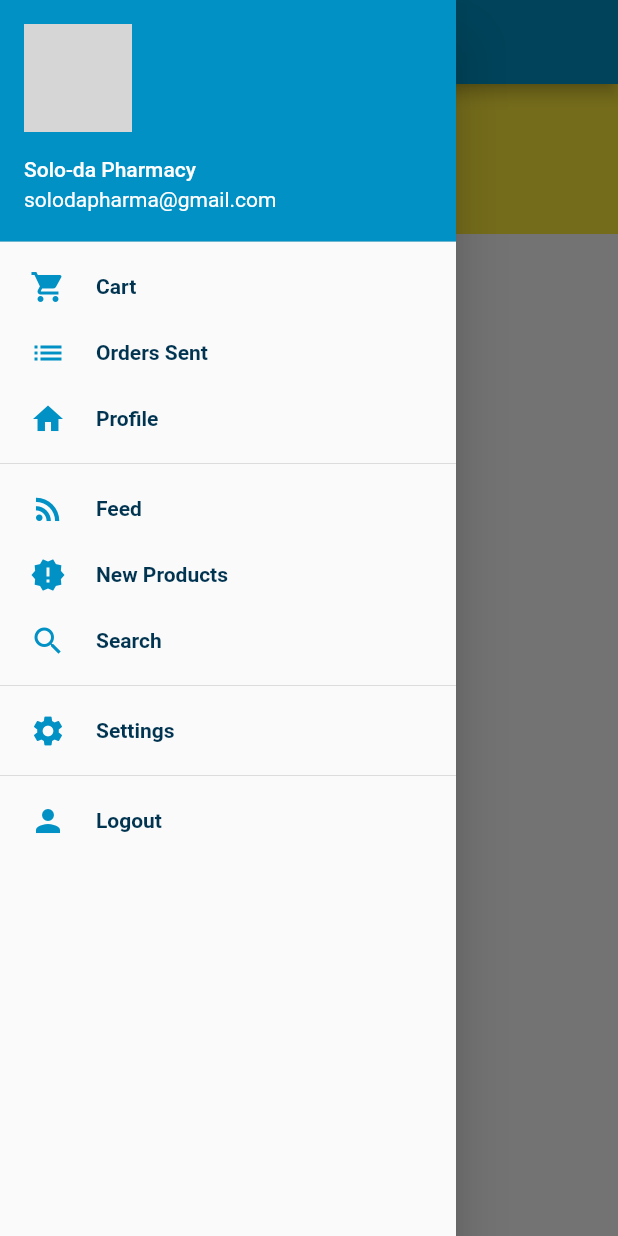
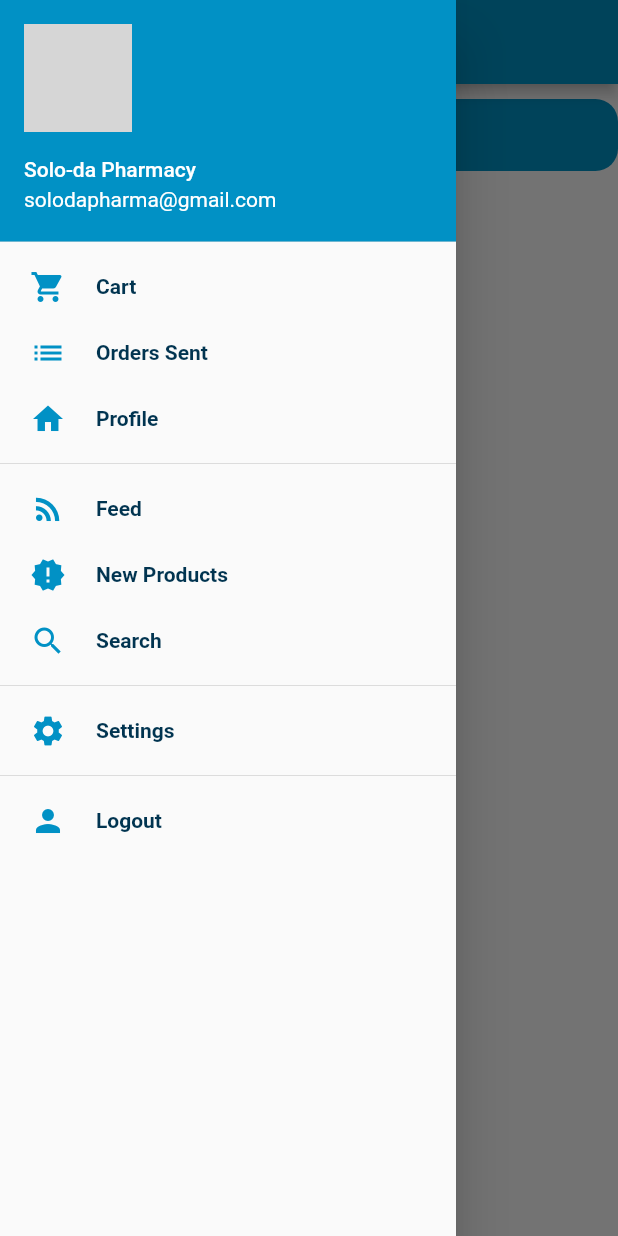
Before and after one commit to etEthiopia/mypharmaflutter, a Flutter app: the screen it shows after launch, with the side drawer open, on a phone screen of 412 x 824 dp. Run offline on Flutter 3.47's test engine with Material 2 defaults, Android fonts, the phone set to English and light mode, and no system bars; our stand-ins replace flutter_secure_storage; Roboto replaces fonts that are missing (Avenir); grey boxes are pictures that could not be loaded.

Commit message:
error and images

```diff
--- a/lib/main.dart
+++ b/lib/main.dart
@@ -80,13 +80,7 @@ class _MyHomePageState extends State<MyHomePage> {
       drawer: pharmacyDrawer(),
       body: SafeArea(
         child: Column(
-          children: <Widget>[
-            Container(
-              color: Colors.yellow,
-              height: 100,
-              child: Row(children: <Widget>[]),
-            ),
-          ],
+          children: <Widget>[_sizedbox(), _menuBtn("Login", "login")],
         ),
       ),
     );
--- a/pubspec.yaml
+++ b/pubspec.yaml
@@ -78,9 +78,8 @@ flutter:
   uses-material-design: true
 
   # To add assets to your application, add an assets section, like this:
-  # assets:
-  #   - images/a_dot_burr.jpeg
-  #   - images/a_dot_ham.jpeg
+  assets:
+    - assets/images/logo/
 
   # An image asset can refer to one or more resolution-specific "variants", see
   # https://flutter.dev/assets-and-images/#resolution-aware.
```
Also changed, not shown: assets/images/logo/logo.png (added), assets/images/logo/logo100.png (added), assets/images/logo/logo200.png (added), assets/images/logo/logo50.png (added), 1 other file.
